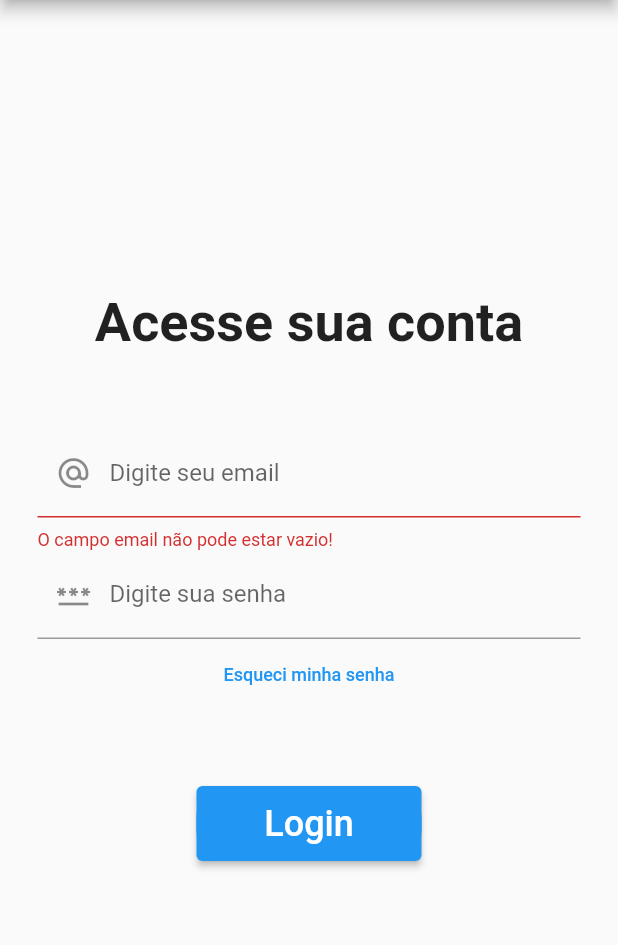
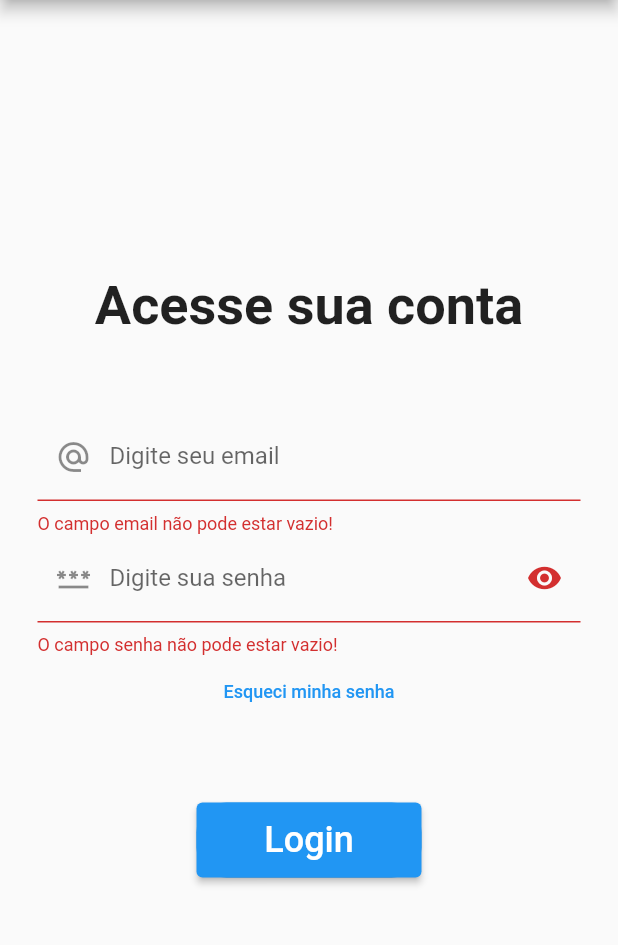
Before and after one commit to galdino01/store_here_mobile, a Flutter app: the screen it shows after launch, after a tap on "Login", on a phone screen of 412 x 824 dp, the part 84-1029 px from its top. Run offline on Flutter 3.47's test engine with Material 2 defaults, Android fonts, the light colour scheme and no system bars.

Commit message:
Adding password validation

```diff
--- a/lib/main.dart
+++ b/lib/main.dart
@@ -40,6 +40,7 @@ class FormLogin extends StatefulWidget {
 
 class FormLoginState extends State<FormLogin> {
   final _formKey = GlobalKey<FormState>();
+  bool _isObscure = true;
 
   @override
   Widget build(BuildContext context) {
@@ -66,26 +67,54 @@ class FormLoginState extends State<FormLogin> {
                         border: UnderlineInputBorder(),
                         labelText: 'Digite seu email',
                         prefixIcon: Icon(Icons.alternate_email)),
-                    validator: (value) {
-                      if (value == null || value.isEmpty) {
+                    validator: (email) {
+                      if (email == null || email.isEmpty) {
                         return 'O campo email não pode estar vazio!';
                       }
                       if (!RegExp(
                               r"^[a-zA-Z0-9.a-zA-Z0-9.!#$%&'*+-/=?^_`{|}~]+@[a-zA-Z0-9]+\.[a-zA-Z]+")
-                          .hasMatch(value)) {
+                          .hasMatch(email)) {
                         return 'Digite o email corretamente! Ex: usuario.mundo@email.com';
                       }
                       return null;
                     },
                   ),
                   TextFormField(
-                    obscureText: true,
+                    obscureText: _isObscure,
                     obscuringCharacter: '*',
-                    onChanged: (String? value) {},
-                    decoration: const InputDecoration(
-                        border: UnderlineInputBorder(),
-                        labelText: 'Digite sua senha',
-                        prefixIcon: Icon(Icons.password)),
+                    decoration: InputDecoration(
+                      border: const UnderlineInputBorder(),
+                      labelText: 'Digite sua senha',
+                      prefixIcon: const Icon(Icons.password),
+                      suffixIcon: IconButton(
+                        /// A ternary operator. It is a shorthand way of writing an if-else statement.
+                        icon: Icon(_isObscure
+                            ? Icons.visibility
+                            : Icons.visibility_off),
+                        onPressed: () {
+                          setState(() {
+                            _isObscure = !_isObscure;
+                          });
+                        },
+                      ),
+                    ),
+                    validator: (password) {
+                      if (password == null || password.isEmpty) {
+                        return 'O campo senha não pode estar vazio!';
+                      }
+                      if (!RegExp(
+                              r'^(?=.*?[A-Z])(?=.*?[a-z])(?=.*?[0-9])(?=.*?[!@#\$&*~]).{8,}$')
+                          .hasMatch(password)) {
+                        return 'Digite uma senha válida!'
+                            '\n\nA senha deve ser composta por pelo menos:'
+                            '\n- Um caractere especial.'
+                            '\n- Um caractere maiúsculo.'
+                            '\n- Um caractere minúsculo.'
+                            '\n- Um número.'
+                            '\n- 8 digitos.';
+                      }
+                      return null;
+                    },
                   ),
                   TextButton(
                     onPressed: () {},
```
